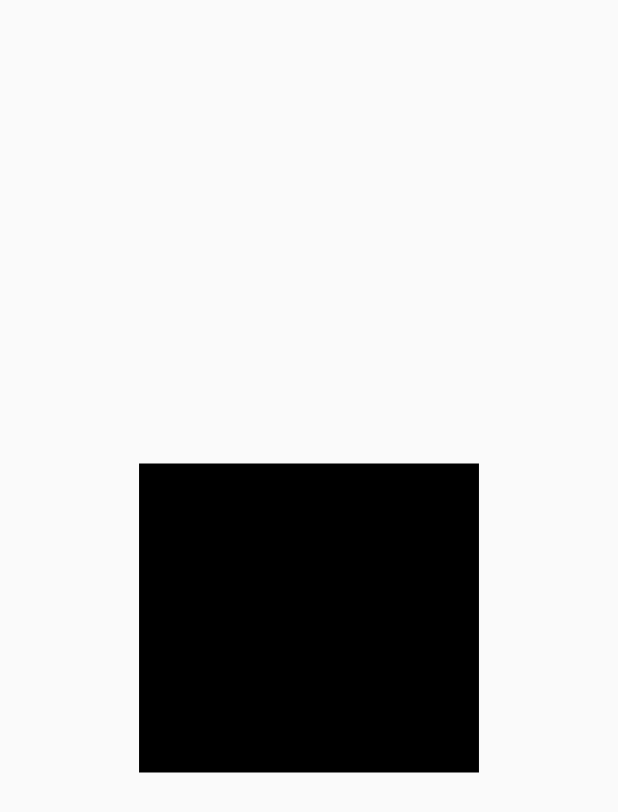
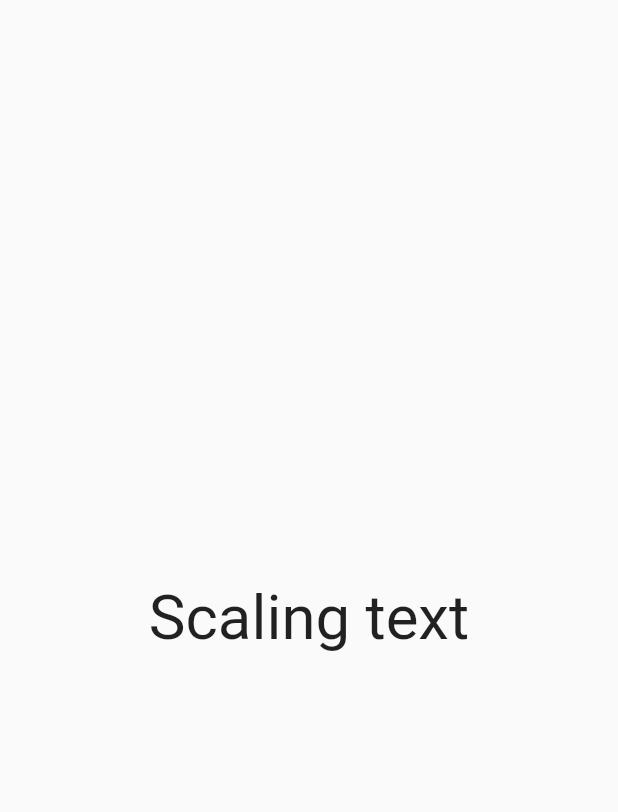
Before and after one commit to Kisakyamukama/flutter_concepts, a Flutter app: the screen it shows after launch, on a phone screen of 412 x 824 dp. Shown: the top 812 px of the screen. Run offline on Flutter 3.47's test engine with Material 2 defaults, Android fonts, the phone set to English and light mode, and no system bars.

Commit message:
scaling text

```diff
--- a/lib/main.dart
+++ b/lib/main.dart
@@ -16,7 +16,7 @@ class MyApp extends StatelessWidget {
         primarySwatch: Colors.blue,
         visualDensity: VisualDensity.adaptivePlatformDensity,
       ),
-      home: MyHomePage(),
+      home: TextScalePage(),
     );
   }
 }
@@ -67,3 +67,20 @@ class _HomeScreenState extends State<HomeScreen> {
     );
   }
 }
+
+class TextScalePage extends StatefulWidget {
+  @override
+  _TextScalePageState createState() => _TextScalePageState();
+}
+
+class _TextScalePageState extends State<TextScalePage> {
+  @override
+  Widget build(BuildContext context) {
+    SizeConfig().init(context);
+    return Scaffold(
+      body: Center(
+        child: Text('Scaling text', style: TextStyle(fontSize: SizeConfig.safeBlockHorizontal * 10),),
+      ),
+    );
+  }
+}
```
